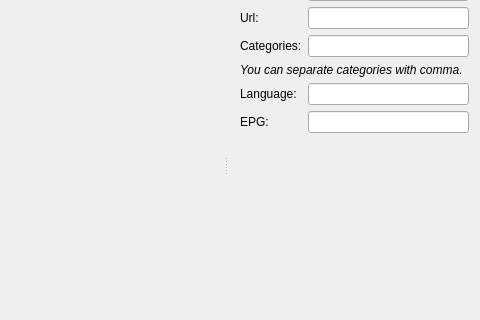
Qt form src/ui/EditPlaylist.ui (ntadej/tano) before a commit; both pictures show x 320 to 800 and y 150 to 470 of the 800 by 600 pixel window.
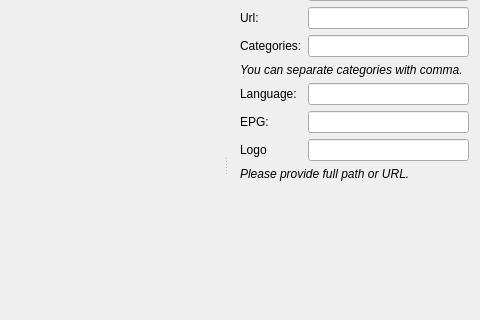
The same form after that commit. Icons and pictures are not drawn. Custom widgets are drawn as their Qt base class.

Commit message: Schedule for all channels independent from playback, Channel logo support

Patch:
```diff
--- a/src/ui/EditPlaylist.ui
+++ b/src/ui/EditPlaylist.ui
@@ -17,6 +17,9 @@
    <iconset resource="images.qrc">
     <normaloff>:/icons/images/edit.png</normaloff>:/icons/images/edit.png</iconset>
   </property>
+  <property name="toolButtonStyle">
+   <enum>Qt::ToolButtonIconOnly</enum>
+  </property>
   <widget class="QWidget" name="centralwidget">
    <layout class="QGridLayout" name="gridLayout_3">
     <item row="0" column="0">
@@ -170,7 +173,7 @@
      <item row="7" column="1" colspan="2">
       <widget class="QLineEdit" name="editEpg"/>
      </item>
-     <item row="8" column="1">
+     <item row="10" column="1">
       <spacer name="verticalSpacer">
        <property name="orientation">
         <enum>Qt::Vertical</enum>
@@ -227,6 +230,23 @@
        </property>
       </widget>
      </item>
+     <item row="8" column="0">
+      <widget class="QLabel" name="labelLogo">
+       <property name="text">
+        <string>Logo</string>
+       </property>
+      </widget>
+     </item>
+     <item row="9" column="0" colspan="3">
+      <widget class="QLabel" name="labelLogoInfo">
+       <property name="text">
+        <string>&lt;i&gt;Please provide full path or URL.&lt;/i&gt;</string>
+       </property>
+      </widget>
+     </item>
+     <item row="8" column="1" colspan="2">
+      <widget class="QLineEdit" name="editLogo"/>
+     </item>
     </layout>
    </widget>
   </widget>
```
Left out of the diff: 4 changed lines with no effect on the pictures. The commit also changes 21 other files.
